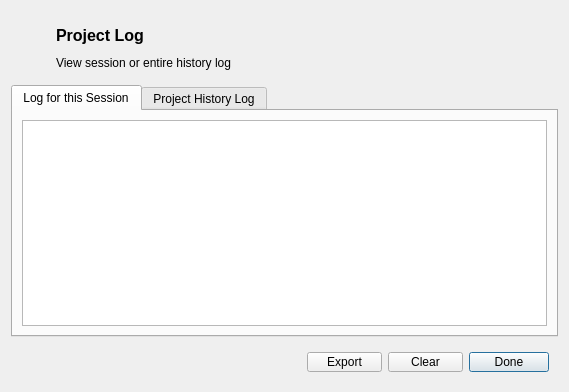
Above: gui/logdialog.ui from petermbach/urbanbeats-pss before the change. Below: the same form after it.
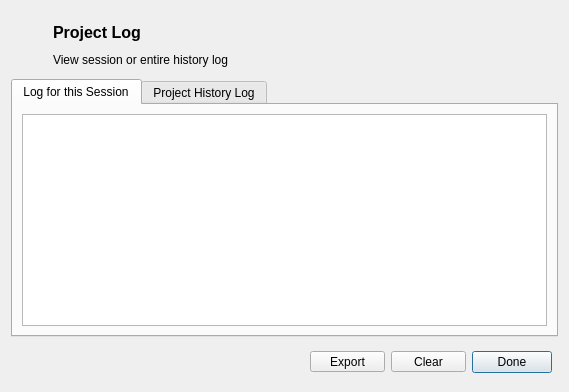
That is the form after the change. Icons and pictures are not drawn.

Commit message: Cleaned up the GUI, made some changes to many of the widget margins from 9px to 6px. Aesthetic improvements primarily.

What changed in the file:
```diff
--- a/gui/logdialog.ui
+++ b/gui/logdialog.ui
@@ -21,6 +21,18 @@
    <item>
     <widget class="QWidget" name="header" native="true">
      <layout class="QGridLayout" name="gridLayout_2">
+      <property name="leftMargin">
+       <number>6</number>
+      </property>
+      <property name="topMargin">
+       <number>6</number>
+      </property>
+      <property name="rightMargin">
+       <number>6</number>
+      </property>
+      <property name="bottomMargin">
+       <number>6</number>
+      </property>
       <item row="0" column="0">
        <widget class="QLabel" name="title_logo">
         <property name="minimumSize">
@@ -147,6 +159,18 @@
       </size>
      </property>
      <layout class="QHBoxLayout" name="horizontalLayout_2">
+      <property name="leftMargin">
+       <number>6</number>
+      </property>
+      <property name="topMargin">
+       <number>6</number>
+      </property>
+      <property name="rightMargin">
+       <number>6</number>
+      </property>
+      <property name="bottomMargin">
+       <number>6</number>
+      </property>
       <item>
        <spacer name="horizontalSpacer">
         <property name="orientation">
```
Left out of the diff: 3 changed lines with no effect on the pictures. The commit also changes 42 other files.
